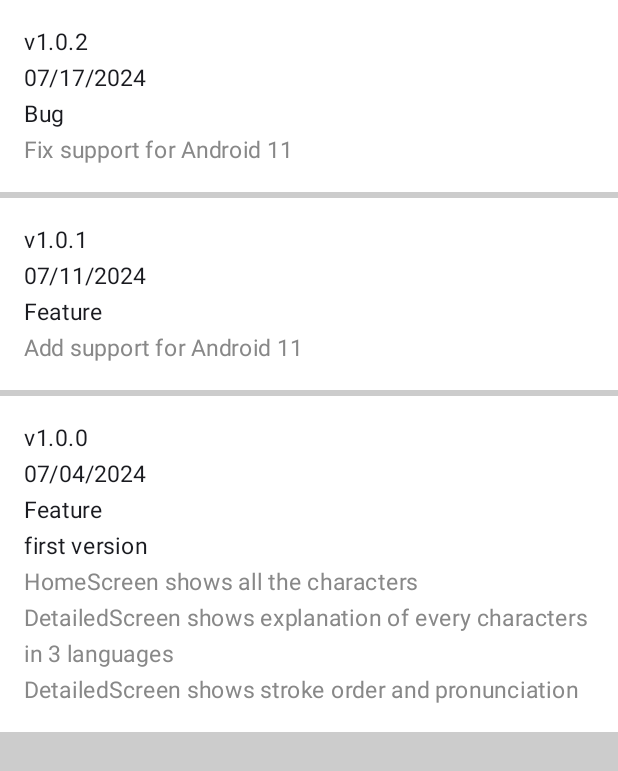
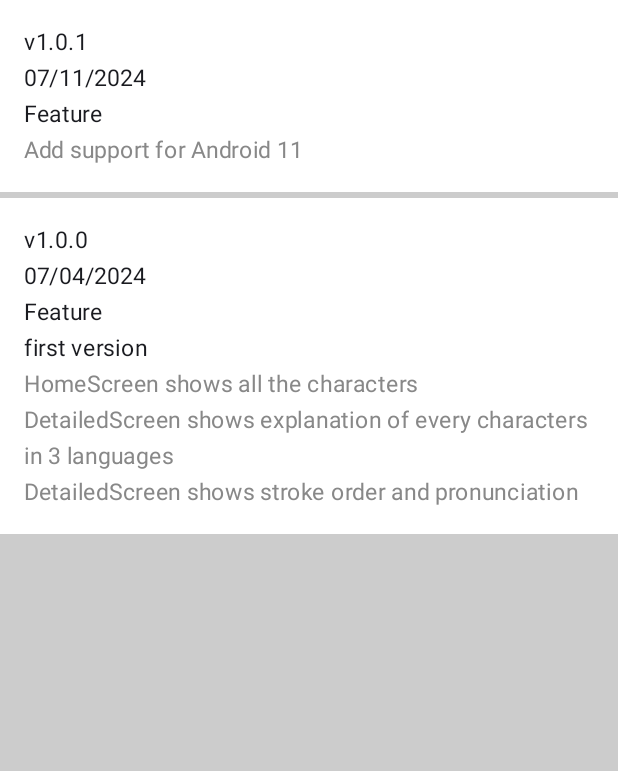
Before and after one commit to cuizhiyuan1995/character1000, an Android app built with Jetpack Compose: the version_screen screen opened through its navigation route, on a phone screen of 412 x 824 dp. Shown: the top 771 px of the screen. Run offline under Robolectric (Android 15) with nearby library versions, the phone set to English and light mode, and no system bars.

Commit message:
revert back to v1.0.1

```diff
--- a/app/build.gradle.kts
+++ b/app/build.gradle.kts
@@ -12,11 +12,11 @@ android {
 
     val versionMajor = 1
     val versionMinor = 0
-    val versionPatch = 2
+    val versionPatch = 1
 
     defaultConfig {
         applicationId = "com.classic.character1000"
-        minSdk = 29
+        minSdk = 30
         targetSdk = 34
         versionCode = versionMajor * 10000 + versionMinor * 100 + versionPatch
         versionName = "${versionMajor}.${versionMinor}.${versionPatch}"
--- a/app/src/main/java/com/classic/character1000/ui/screen/VersionScreen.kt
+++ b/app/src/main/java/com/classic/character1000/ui/screen/VersionScreen.kt
@@ -26,26 +26,6 @@ fun VersionScreen(
             .background(color = Color.LightGray)
     ) {
 
-        //version block
-        Column(
-            Modifier
-                .background(color = Color.White)
-                .fillMaxWidth()
-        ) {
-            Column(
-                Modifier
-                    .padding(padding)
-                //.fillMaxWidth()
-            ) {
-                Text(text = "v1.0.2", fontSize = fontsize)
-                Text(text = "07/17/2024", fontSize = fontsize)
-                Text(text = "Bug", fontSize = fontsize)
-                Text(text = "Fix support for Android 11", fontSize = fontsize, color = Color.Gray)
-            }
-        }
-        //end of version block
-
-        HorizontalDivider(thickness = 4.dp, color = Color.LightGray)
 
         //version block
         Column(
```
